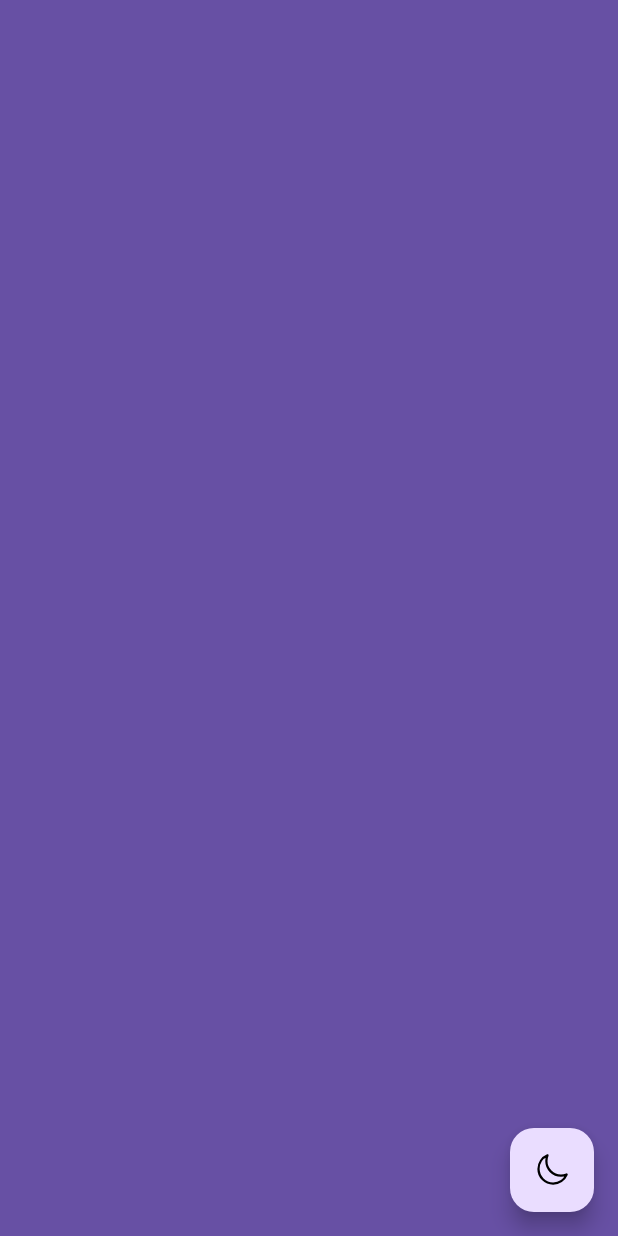
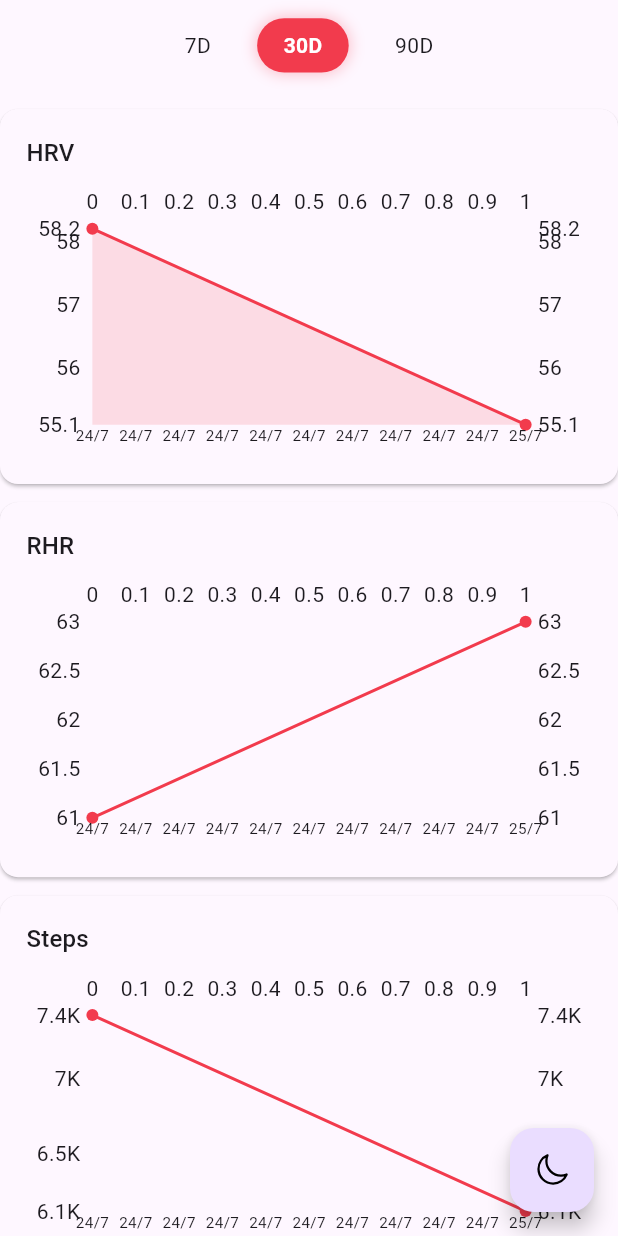
Before and after one commit to Donkelv/time-series, a Flutter app: the screen it shows after launch, on a phone screen of 412 x 824 dp. Run offline on Flutter 3.47's test engine with Material 3 defaults, Android fonts, the phone set to English and light mode, and no system bars; drawn by our look-alikes of fl_chart; our stand-ins replace dartz, flutter_riverpod, flutter_screenutil, freezed_annotation, google_fonts, shared_preferences and 1 more.

Commit message:
feat: Add charting functionality with state management and UI components for biometrics data

```diff
--- /dev/null
+++ b/devtools_options.yaml
@@ -0,0 +1,3 @@
+description: This file stores settings for Dart & Flutter DevTools.
+documentation: https://docs.flutter.dev/tools/devtools/extensions#configure-extension-enablement-states
+extensions:
--- a/lib/features/biometrics/data/entity/biometrics_model.dart
+++ b/lib/features/biometrics/data/entity/biometrics_model.dart
@@ -6,11 +6,11 @@ part 'biometrics_model.g.dart';
 @freezed
 class BiometricsModel with _$BiometricsModel {
   const factory BiometricsModel({
-    required DateTime date,
+    required String date,
     double? hrv,
-    int? rhr,
-    int? steps,
-    int? sleepScore,
+    num? rhr,
+    num? steps,
+    num? sleepScore,
   }) = _BiometricsModel;
 
   factory BiometricsModel.fromJson(Map<String, dynamic> json) =>
--- a/lib/features/biometrics/data/entity/journal_model.dart
+++ b/lib/features/biometrics/data/entity/journal_model.dart
@@ -6,7 +6,7 @@ part 'journal_model.g.dart';
 @freezed
 class JournalModel with _$JournalModel {
   const factory JournalModel({
-    required DateTime date,
+    required String date,
     int? mood,
     String? note,
   }) = _JournalModel;
--- /dev/null
+++ b/lib/features/biometrics/logic/chart_controller/chart_provider.dart
@@ -0,0 +1,127 @@
+import 'package:flutter_riverpod/flutter_riverpod.dart';
+import 'package:time_series/features/biometrics/data/entity/biometrics_model.dart';
+import 'package:time_series/features/biometrics/data/entity/journal_model.dart';
+import 'package:time_series/features/biometrics/logic/biometrics/biometrics_provider.dart';
+import 'package:time_series/features/biometrics/logic/chart_controller/chart_controller_notifier.dart';
+import 'package:time_series/features/biometrics/logic/chart_controller/chart_controller_state.dart';
+import 'package:time_series/features/biometrics/logic/journal/journal_provider.dart';
+
+final combinedChartDataProvider = Provider.autoDispose((ref) {
+  final biometricsState = ref.watch(getBiometricsDataProvider);
+  final journalState = ref.watch(journalProvider);
+
+  return biometricsState.whenOrNull(
+    successful: (biometrics) {
+      return journalState.whenOrNull(
+        successful: (journal) {
+          return {'biometrics': biometrics, 'journal': journal};
+        },
+      );
+    },
+  );
+});
+
+final getChartSpotsProvider = Provider<GetChartSpots>((ref) {
+  return GetChartSpots();
+});
+
+final chartControllerProvider =
+    StateNotifierProvider<ChartController, ChartState>((ref) {
+      return ChartController(ref);
+    });
+
+
+
+class GetChartSpots {
+  Future<Map<String, List<ChartSpot>>> generate(
+    List<BiometricsModel> entries,
+    List<JournalModel> journals,
+    String range,
+  ) async {
+    print("\n🧠 [GetChartSpots] Starting chart data generation...");
+    print("📊 Total biometrics entries: ${entries.length}");
+    print("📘 Total journal entries: ${journals.length}");
+    print("📅 Selected range: $range");
+
+    // Determine cutoff based on selected range
+    final now = DateTime.now();
+    final cutoff = switch (range) {
+      '7d' => now.subtract(const Duration(days: 7)),
+      '30d' => now.subtract(const Duration(days: 30)),
+      _ => now.subtract(const Duration(days: 90)),
+    };
+    print("🕐 Cutoff date: $cutoff");
+
+    // Helper to safely parse date
+    DateTime? parseDate(String? rawDate) {
+      if (rawDate == null || rawDate.isEmpty) {
+        print("⚠️ Skipped entry with null/empty date");
+        return null;
+      }
+      try {
+        return DateTime.parse(rawDate);
+      } catch (e) {
+        print("❌ Failed to parse date '$rawDate': $e");
+        return null;
+      }
+    }
+
+    // Filter valid entries (only those after cutoff)
+    final filtered =
+        entries.where((e) {
+          final date = parseDate(e.date);
+          if (date == null) return false;
+          return date.isAfter(cutoff) || date.isAtSameMomentAs(cutoff);
+        }).toList();
+
+    print("✅ Entries after filtering: ${filtered.length}");
+
+    // Fallback if no entries after cutoff
+    final usedEntries = filtered.isEmpty ? entries : filtered;
+    if (filtered.isEmpty) {
+      print("⚠️ No entries within range — falling back to all available data.");
+    }
+
+    // Prepare chart points
+    final hrvSpots = <ChartSpot>[];
+    final rhrSpots = <ChartSpot>[];
+    final stepSpots = <ChartSpot>[];
+
+    double? lastHrv, lastRhr, lastSteps;
+
+    for (int i = 0; i < usedEntries.length; i++) {
+      final e = usedEntries[i];
+      final date = parseDate(e.date);
+
+      if (date == null) {
+        print("⚠️ Skipping entry with invalid date at index $i");
+        continue;
+      }
+
+      final hrv = (e.hrv ?? lastHrv ?? 0).toDouble();
+      final rhr = (e.rhr ?? lastRhr ?? 0).toDouble();
+      final steps = (e.steps ?? lastSteps ?? 0).toDouble();
+
+      hrvSpots.add(ChartSpot(i.toDouble(), hrv, date));
+      rhrSpots.add(ChartSpot(i.toDouble(), rhr, date));
+      stepSpots.add(ChartSpot(i.toDouble(), steps, date));
+
+      lastHrv = hrv;
+      lastRhr = rhr;
+      lastSteps = steps;
+    }
+
+    print("📈 Generated spots summary:");
+    print("   • HRV   → ${hrvSpots.length} points");
+    print("   • RHR   → ${rhrSpots.length} points");
+    print("   • Steps → ${stepSpots.length} points");
+
+    if (hrvSpots.isEmpty && rhrSpots.isEmpty && stepSpots.isEmpty) {
+      print("🚨 No chart data generated — check mock dates or entry fields.");
+    } else {
+      print("✅ Chart data generation completed successfully!");
+    }
+
+    return {'hrv': hrvSpots, 'rhr': rhrSpots, 'steps': stepSpots};
+  }
+}
--- a/lib/features/biometrics/presentation/screens/home.dart
+++ b/lib/features/biometrics/presentation/screens/home.dart
@@ -5,6 +5,13 @@ import 'package:time_series/core/extensions/context_extensions.dart';
 import 'package:time_series/core/extensions/string_extensions.dart';
 import 'package:time_series/core/theme/colors.dart';
 import 'package:time_series/core/theme/theme_notifier.dart';
+import 'package:time_series/features/biometrics/data/entity/biometrics_model.dart';
+import 'package:time_series/features/biometrics/data/entity/journal_model.dart';
+import 'package:time_series/features/biometrics/logic/biometrics/biometrics_provider.dart';
+import 'package:time_series/features/biometrics/logic/chart_controller/chart_provider.dart';
+import 'package:time_series/features/biometrics/logic/journal/journal_provider.dart';
+import 'package:time_series/features/biometrics/presentation/widgets/biometrics_charts.dart';
+import 'package:time_series/features/biometrics/presentation/widgets/chart_tool_bar.dart';
 import 'package:websafe_svg/websafe_svg.dart';
 
 class HomeScreen extends ConsumerStatefulWidget {
@@ -16,7 +23,41 @@ class HomeScreen extends ConsumerStatefulWidget {
 
 class _HomeScreenState extends ConsumerState<HomeScreen> {
   @override
+  void initState() {
+    Future.microtask(() {
+      ref.read(getBiometricsDataProvider.notifier).biometrics();
+      ref.read(journalProvider.notifier).journal();
+    });
+    super.initState();
+  }
+
+  @override
   Widget build(BuildContext context) {
+    final combined = ref.watch(combinedChartDataProvider);
+
+    if (combined != null) {
+      ref
+          .read(chartControllerProvider.notifier)
+          .generateSpots(
+            entries: combined['biometrics'] as List<BiometricsModel>,
+            journals: combined['journal'] as List<JournalModel>,
+          );
+    }
+    // ref.listen(getBiometricsDataProvider, (_, state) {
+    //   state.whenOrNull(
+    //     successful: (data) {
+    //       ref.listen(journalProvider, (_, journalState) {
+    //         journalState.whenOrNull(
+    //           successful: (journalData) {
+    //             ref
+    //                 .read(chartControllerProvider.notifier)
+    //                 .generateSpots(entries: data, journals: journalData);
+    //           },
+    //         );
+    //       });
+    //     },
+    //   );
+    // });
     final themeMode = ref.watch(themeModeProvider);
     final isDarkMode = themeMode == ThemeMode.dark;
     return AnnotatedRegion<SystemUiOverlayStyle>(
@@ -30,7 +71,7 @@ class _HomeScreenState extends ConsumerState<HomeScreen> {
         statusBarColor: Colors.transparent,
       ),
       child: Scaffold(
-        backgroundColor: context.colorScheme.primary,
+        backgroundColor: context.colorScheme.surface,
         body: SafeArea(
           top: true,
           bottom: false,
@@ -67,21 +108,76 @@ class _HomeScreenState extends ConsumerState<HomeScreen> {
   }
 }
 
-class MobileView extends StatelessWidget {
+class MobileView extends ConsumerWidget {
   const MobileView({super.key});
 
   @override
-  Widget build(BuildContext context) {
+  Widget build(BuildContext context, WidgetRef ref) {
+    final chartState = ref.watch(chartControllerProvider);
+    final themeMode = ref.watch(themeModeProvider);
+    final isDarkMode = themeMode == ThemeMode.dark;
+    final combined = ref.watch(combinedChartDataProvider);
+
     return SingleChildScrollView(
       physics: const BouncingScrollPhysics(),
       child: SizedBox(
         height: context.screenHeight,
         width: context.screenWidth,
-        child: Column(
-          mainAxisAlignment: MainAxisAlignment.start,
-          crossAxisAlignment: CrossAxisAlignment.stretch,
-          children: [],
-        ),
+        child:
+            ref
+                .watch(getBiometricsDataProvider)
+                .whenOrNull(
+                  successful: (data) {
+                    return Column(
+                      mainAxisAlignment: MainAxisAlignment.start,
+                      crossAxisAlignment: CrossAxisAlignment.stretch,
+                      children: [
+                        ChartToolbar(
+                          selectedRange: chartState.selectedRange,
+                          onRangeChange: (r) {
+                            ref
+                                .read(chartControllerProvider.notifier)
+                                .updateRange(r);
+                            if (combined != null) {
+                              ref
+                                  .read(chartControllerProvider.notifier)
+                                  .generateSpots(
+                                    entries:
+                                        combined['biometrics']
+                                            as List<BiometricsModel>,
+                                    journals:
+                                        combined['journal']
+                                            as List<JournalModel>,
+                                  );
+                            }
+                          },
+                        ),
+                        BiometricsChart(title: "HRV", metric: "hrv"),
+                        BiometricsChart(title: "RHR", metric: "rhr"),
+                        BiometricsChart(title: "Steps", metric: "steps"),
+                      ],
+                    );
+                  },
+                  error: (error) {
+                    return Center(
+                      child: Text(
+                        error?.message ?? 'An error occurred',
+                        style: Theme.of(context).textTheme.bodyMedium?.copyWith(
+                          color: TimeSeriesColors.cadmiumRed,
+                        ),
+                      ),
+                    );
+                  },
+                ) ??
+            Center(
+              child: CircularProgressIndicator.adaptive(
+                valueColor: AlwaysStoppedAnimation(
+                  isDarkMode
+                      ? TimeSeriesColors.white
+                      : TimeSeriesColors.vampireBlack,
+                ),
+              ),
+            ),
       ),
     );
   }
--- /dev/null
+++ b/lib/features/biometrics/presentation/widgets/biometrics_charts.dart
@@ -0,0 +1,98 @@
+
+
+import 'package:fl_chart/fl_chart.dart';
+import 'package:flutter/material.dart';
+import 'package:flutter_screenutil/flutter_screenutil.dart';
+import 'package:flutter_riverpod/flutter_riverpod.dart';
+import 'package:time_series/features/biometrics/logic/chart_controller/chart_provider.dart';
+import '../../../../core/theme/colors.dart';
+
+class BiometricsChart extends ConsumerWidget {
+  final String title;
+  final String metric;
+
+  const BiometricsChart({super.key, required this.title, required this.metric});
+
+  @override
+  Widget build(BuildContext context, WidgetRef ref) {
+    final chartState = ref.watch(chartControllerProvider);
+    final spots = chartState.spots[metric] ?? [];
+
+    if (spots.isEmpty) {
+      return SizedBox(
+        height: 200.h,
+        child: const Center(child: Text("No data")),
+      );
+    }
+
+    return Card(
+      margin: EdgeInsets.only(top: 12.h),
+      color: Theme.of(context).colorScheme.surface,
+      child: Padding(
+        padding: EdgeInsets.all(16.w),
+        child: Column(
+          crossAxisAlignment: CrossAxisAlignment.start,
+          children: [
+            Text(title, style: Theme.of(context).textTheme.titleMedium),
+            SizedBox(height: 8.h),
+            SizedBox(
+              height: 180.h,
+              child: LineChart(
+                LineChartData(
+                  lineBarsData: [
+                    LineChartBarData(
+                      spots: spots
+                          .map((s) => FlSpot(s.x, s.y))
+                          .toList(growable: false),
+                      isCurved: true,
+                      color: TimeSeriesColors.cadmiumRed,
+                      barWidth: 2,
+                      belowBarData: BarAreaData(
+                        show: metric == 'hrv',
+                        color: TimeSeriesColors.cadmiumRed.withOpacity(0.15),
+                      ),
+                    ),
+                  ],
+                  lineTouchData: LineTouchData(
+                    enabled: true,
+                    touchCallback: (event, response) {
+                      if (response?.lineBarSpots != null &&
+                          response!.lineBarSpots!.isNotEmpty) {
+                        final idx =
+                            response.lineBarSpots!.first.spotIndex.toInt();
+                        final date = spots[idx].date;
+                        ref
+                            .read(chartControllerProvider.notifier)
+                            .updateHoverDate(date);
+                      }
+                    },
+                  ),
+                  titlesData: FlTitlesData(
+                    bottomTitles: AxisTitles(
+                      sideTitles: SideTitles(
+                        showTitles: true,
+                        getTitlesWidget: (x, _) {
+                          final idx = x.toInt();
+                          if (idx >= 0 && idx < spots.length) {
+                            final date = spots[idx].date;
+                            return Text(
+                              "${date.day}/${date.month}",
+                              style: TextStyle(fontSize: 10.sp),
+                            );
+                          }
+                          return const SizedBox.shrink();
+                        },
+                      ),
+                    ),
+                  ),
+                  gridData: FlGridData(show: false),
+                  borderData: FlBorderData(show: false),
+                ),
+              ),
+            ),
+          ],
+        ),
+      ),
+    );
+  }
+}
--- /dev/null
+++ b/lib/features/biometrics/presentation/widgets/chart_tool_bar.dart
@@ -0,0 +1,70 @@
+import 'package:flutter/material.dart';
+import 'package:flutter_screenutil/flutter_screenutil.dart';
+import 'package:time_series/core/extensions/context_extensions.dart';
+import '../../../../core/theme/colors.dart';
+
+class ChartToolbar extends StatelessWidget {
+  final String selectedRange;
+  final ValueChanged<String> onRangeChange;
+
+  const ChartToolbar({
+    super.key,
+    required this.selectedRange,
+    required this.onRangeChange,
+  });
+
+  @override
+  Widget build(BuildContext context) {
+    final ranges = ['7d', '30d', '90d'];
+
+    return Padding(
+      padding: EdgeInsets.symmetric(vertical: 12.h),
+      child: Row(
+        mainAxisAlignment: MainAxisAlignment.center,
+        children:
+            ranges.map((range) {
+              final isSelected = range == selectedRange;
+              return Padding(
+                padding: EdgeInsets.symmetric(horizontal: 6.w),
+                child: GestureDetector(
+                  onTap: () => onRangeChange(range),
+                  child: AnimatedContainer(
+                    duration: const Duration(milliseconds: 250),
+                    padding: EdgeInsets.symmetric(
+                      horizontal: 16.w,
+                      vertical: 8.h,
+                    ),
+                    decoration: BoxDecoration(
+                      color:
+                          isSelected
+                              ? TimeSeriesColors.cadmiumRed
+                              : context.colorScheme.surface,
+                      borderRadius: BorderRadius.circular(20.r),
+                      boxShadow: [
+                        if (isSelected)
+                          BoxShadow(
+                            color: TimeSeriesColors.cadmiumRed.withOpacity(0.3),
+                            blurRadius: 8,
+                            spreadRadius: 1,
+                          ),
+                      ],
+                    ),
+                    child: Text(
+                      range.toUpperCase(),
+                      style: Theme.of(context).textTheme.bodyMedium?.copyWith(
+                        color:
+                            isSelected
+                                ? Colors.white
+                                : Theme.of(context).colorScheme.onSurface,
+                        fontWeight:
+                            isSelected ? FontWeight.bold : FontWeight.normal,
+                      ),
+                    ),
+                  ),
+                ),
+              );
+            }).toList(),
+      ),
+    );
+  }
+}
--- a/pubspec.yaml
+++ b/pubspec.yaml
@@ -42,7 +42,7 @@ dependencies:
   gif: ^2.3.0
   dartz: ^0.10.1
   flutter_riverpod: ^2.6.0
-  fl_chart: ^1.1.0
+  fl_chart: ^0.70.0
   shared_preferences: ^2.5.3
   websafe_svg: ^3.0.1+10
 
```
Also changed, not shown: lib/features/biometrics/data/datasource/biometrics_source.dart (+32 -1 lines), lib/features/biometrics/logic/chart_controller/chart_controller_notifier.dart (added, +33 -0 lines), lib/features/biometrics/logic/chart_controller/chart_controller_state.dart (added, +36 -0 lines), lib/features/biometrics/data/entity/biometrics_model.freezed.dart, lib/features/biometrics/data/entity/biometrics_model.g.dart, lib/features/biometrics/data/entity/journal_model.freezed.dart, lib/features/biometrics/data/entity/journal_model.g.dart, pubspec.lock.
